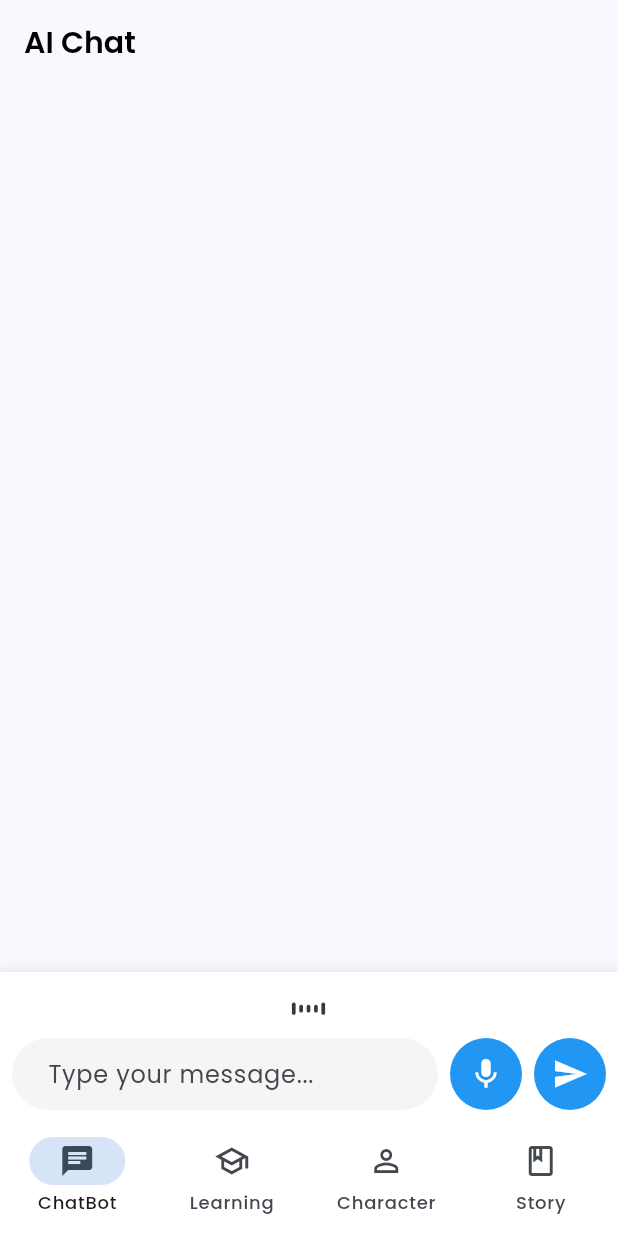
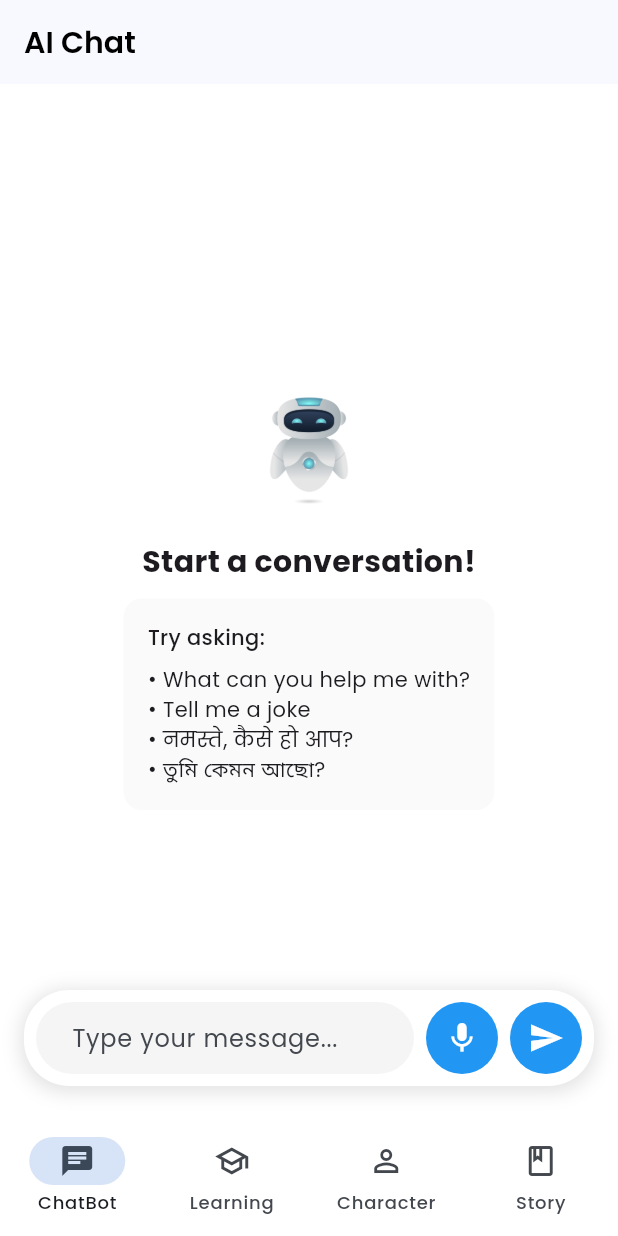
Before and after one commit to adarshnagrikar14/SITNovate, a Flutter app: the screen it shows after launch, on a phone screen of 412 x 824 dp. Run offline on Flutter 3.47's test engine with Material 3 defaults, Android fonts, the phone set to English and light mode, and no system bars; our stand-ins replace dio, gap, get_it, google_fonts, lottie, speech_to_text.

Commit message:
refactor: update chatbot system prompt and response parsing

````diff
--- a/lib/features/chatbot/ui/chatbot_screen.dart
+++ b/lib/features/chatbot/ui/chatbot_screen.dart
@@ -31,30 +31,26 @@ class _ChatBotScreenState extends State<ChatBotScreen> {
   bool _isListening = false;
   final TextEditingController _textController = TextEditingController();
   final String _systemPrompt =
-      '''You are a helpful assistant. Follow these rules strictly:
+      '''You are a helpful assistant. You MUST follow these rules:
 
-1. If user writes in English: MUST respond in English only
-2. If user writes in Hindi: MUST convert to Devanagari and respond in Devanagari only
-3. If user writes in Bengali: MUST convert to Bengali and respond in Bengali only
-4. For other languages: Use their native script only
+IMPORTANT: Respond ONLY with a valid JSON object, no markdown, no code blocks, no additional text.
 
-CRITICAL: Response MUST be in the SAME LANGUAGE as the input message.
-Example:
-- English input gets English response
-- Hindi input gets Hindi response
+JSON format must be:
+{
+  "user_message": {
+    "text": "<original text>",
+    "script": "<converted text in appropriate script>"
+  },
+  "response": "<response in same script as user_message.script>"
+}
 
-Format:
-user: <Text in appropriate script>
-response: <Response in SAME language/script as user>
+Language rules:
+- English: Respond in English
+- Hindi: Convert to Devanagari and respond in Devanagari
+- Bengali: Convert to Bengali and respond in Bengali
+- Other languages: Use their native script
 
-Examples:
-"you talk nicely" ->
-user: you talk nicely
-response: Thank you! I aim to be clear and helpful in our conversations.
-
-"aap acche ho" ->
-user: आप अच्छे हो
-response: धन्यवाद! मैं आपकी सहायता करने की पूरी कोशिश करता हूं।''';
+Response MUST be in the SAME LANGUAGE as the input message.''';
 
   @override
   void initState() {
@@ -123,16 +119,19 @@ Assistant: '''
         final data = json.decode(response.body);
         String modelResponse =
             data['candidates'][0]['content']['parts'][0]['text'];
-        print('Model response: $modelResponse');
 
-        // Parse user and response messages
-        final userMatch = RegExp(r'user: (.+)').firstMatch(modelResponse);
-        final responseMatch =
-            RegExp(r'response: (.+)').firstMatch(modelResponse);
+        try {
+          // Clean the response if it contains markdown markers
+          modelResponse = modelResponse
+              .replaceAll('```json', '')
+              .replaceAll('```', '')
+              .trim();
 
-        if (userMatch != null && responseMatch != null) {
-          final userText = userMatch.group(1)!.trim();
-          final botResponse = responseMatch.group(1)!.trim();
+          print('Cleaned response: $modelResponse');
+
+          final parsedResponse = json.decode(modelResponse);
+          final userText = parsedResponse['user_message']['script'];
+          final botResponse = parsedResponse['response'];
 
           setState(() {
             _messages.add(Message(
@@ -148,6 +147,9 @@ Assistant: '''
           });
           _scrollToBottom();
           _textController.clear();
+        } catch (e) {
+          print('Error parsing response: $e');
+          print('Raw response: $modelResponse');
         }
       }
     } catch (e) {
@@ -168,13 +170,67 @@ Assistant: '''
   @override
   Widget build(BuildContext context) {
     return Scaffold(
-      appBar: AppBar(title: const Text('AI Chat')),
-      body: Column(
+      backgroundColor: Colors.white,
+      appBar: AppBar(
+        title: const Text('AI Chat'),
+      ),
+      body: Stack(
+        children: [
+          Column(
             children: [
               Expanded(
-            child: ListView.builder(
+                child: _messages.isEmpty
+                    ? Center(
+                        child: Column(
+                          mainAxisAlignment: MainAxisAlignment.center,
+                          children: [
+                            Image.asset(
+                              'assets/images/splash.jpg',
+                              width: 80,
+                              height: 80,
+                            ),
+                            const SizedBox(height: 20),
+                            const Text(
+                              'Start a conversation!',
+                              style: TextStyle(
+                                fontSize: 20,
+                                fontWeight: FontWeight.bold,
+                              ),
+                            ),
+                            const SizedBox(height: 10),
+                            Container(
+                              padding: const EdgeInsets.all(16),
+                              margin:
+                                  const EdgeInsets.symmetric(horizontal: 20),
+                              decoration: BoxDecoration(
+                                color: Colors.grey[50],
+                                borderRadius: BorderRadius.circular(12),
+                              ),
+                              child: const Column(
+                                crossAxisAlignment: CrossAxisAlignment.start,
+                                children: [
+                                  Text('Try asking:',
+                                      style: TextStyle(
+                                          fontWeight: FontWeight.w500)),
+                                  SizedBox(height: 8),
+                                  Text('• What can you help me with?'),
+                                  Text('• Tell me a joke'),
+                                  Text('• नमस्ते, कैसे हो आप?'),
+                                  Text('• তুমি কেমন আছো?'),
+                                ],
+                              ),
+                            ),
+                          ],
+                        ),
+                      )
+                    : ListView.builder(
                         controller: _scrollController,
-              padding: const EdgeInsets.all(16),
+                        padding: const EdgeInsets.only(
+                          left: 16,
+                          right: 16,
+                          top: 16,
+                          bottom: 100,
+                        ),
                         itemCount: _messages.length,
                         itemBuilder: (context, index) {
                           final message = _messages[index];
@@ -184,19 +240,24 @@ Assistant: '''
                                 : Alignment.centerLeft,
                             child: Container(
                               constraints: BoxConstraints(
-                      maxWidth: MediaQuery.of(context).size.width * 0.75,
+                                maxWidth:
+                                    MediaQuery.of(context).size.width * 0.75,
                               ),
                               margin: const EdgeInsets.only(bottom: 8),
                               padding: const EdgeInsets.symmetric(
                                   horizontal: 16, vertical: 10),
                               decoration: BoxDecoration(
-                      color: message.isUser ? Colors.blue : Colors.grey[200],
+                                color: message.isUser
+                                    ? Colors.blue
+                                    : Colors.grey[200],
                                 borderRadius: BorderRadius.circular(20),
                               ),
                               child: Text(
                                 message.text,
                                 style: TextStyle(
-                        color: message.isUser ? Colors.white : Colors.black,
+                                  color: message.isUser
+                                      ? Colors.white
+                                      : Colors.black,
                                 ),
                               ),
                             ),
@@ -204,28 +265,27 @@ Assistant: '''
                         },
                       ),
               ),
-          Container(
-            padding: const EdgeInsets.symmetric(horizontal: 8, vertical: 4),
+            ],
+          ),
+          Positioned(
+            bottom: 20,
+            left: 16,
+            right: 16,
+            child: Container(
+              padding: const EdgeInsets.symmetric(horizontal: 8, vertical: 8),
               decoration: BoxDecoration(
                 color: Colors.white,
+                borderRadius: BorderRadius.circular(30),
                 boxShadow: [
                   BoxShadow(
-                  color: Colors.grey.withOpacity(0.2),
-                  spreadRadius: 1,
-                  blurRadius: 5,
-                  offset: const Offset(0, -1),
+                    color: Colors.grey.withOpacity(0.3),
+                    spreadRadius: 2,
+                    blurRadius: 10,
+                    offset: const Offset(0, 2),
                   ),
                 ],
               ),
-            child: Column(
-              children: [
-                Lottie.asset(
-                  'assets/images/recording.json',
-                  width: 80,
-                  height: 40,
-                  repeat: _isListening,
-                ),
-                Row(
+              child: Row(
                 children: [
                   Expanded(
                     child: TextField(
@@ -252,10 +312,22 @@ Assistant: '''
                     ),
                   ),
                   const SizedBox(width: 8),
-                    Container(
+                  AnimatedContainer(
+                    duration: const Duration(milliseconds: 300),
                     decoration: BoxDecoration(
-                        color: Colors.blue,
+                      color: _isListening
+                          ? Colors.red.withOpacity(0.8)
+                          : Colors.blue,
                       borderRadius: BorderRadius.circular(25),
+                      boxShadow: _isListening
+                          ? [
+                              BoxShadow(
+                                color: Colors.red.withOpacity(0.3),
+                                spreadRadius: 4,
+                                blurRadius: 8,
+                              )
+                            ]
+                          : null,
                     ),
                     child: IconButton(
                       icon: Icon(
@@ -285,7 +357,17 @@ Assistant: '''
                   ),
                 ],
               ),
-              ],
+            ),
+          ),
+          if (_isListening)
+            Positioned(
+              left: 100,
+              right: 100,
+              bottom: 100,
+              child: Lottie.asset(
+                'assets/images/recording.json',
+                width: 60,
+                height: 60,
               ),
             ),
         ],
````
Lines whose indentation alone changed are shown as unchanged.
